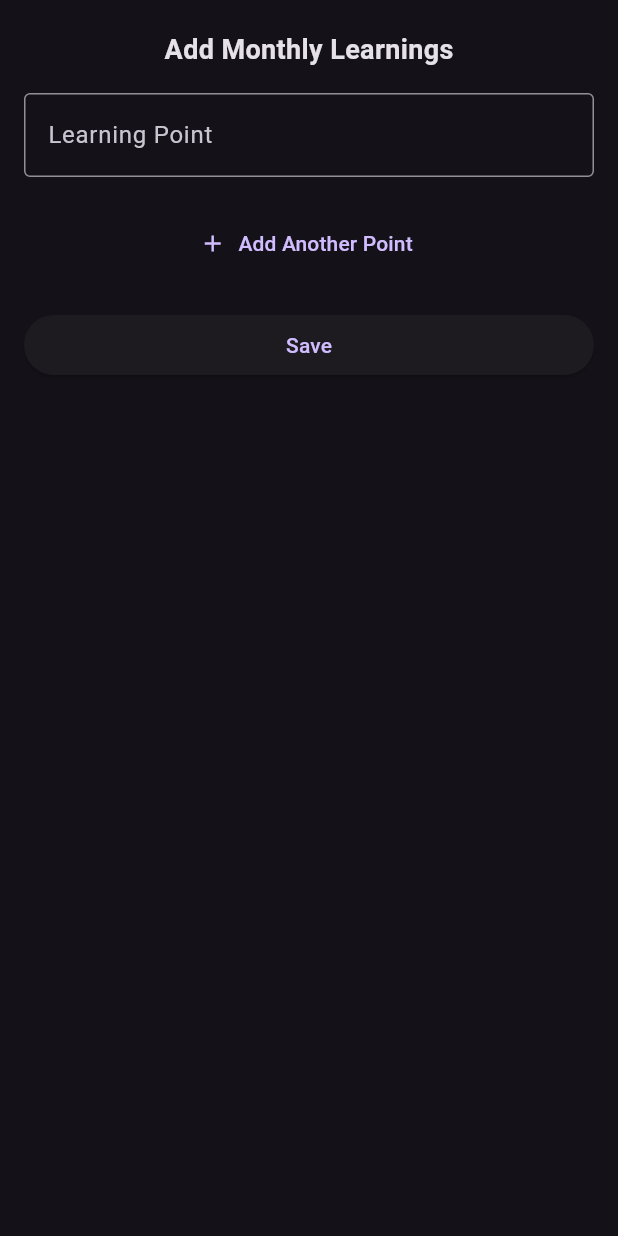
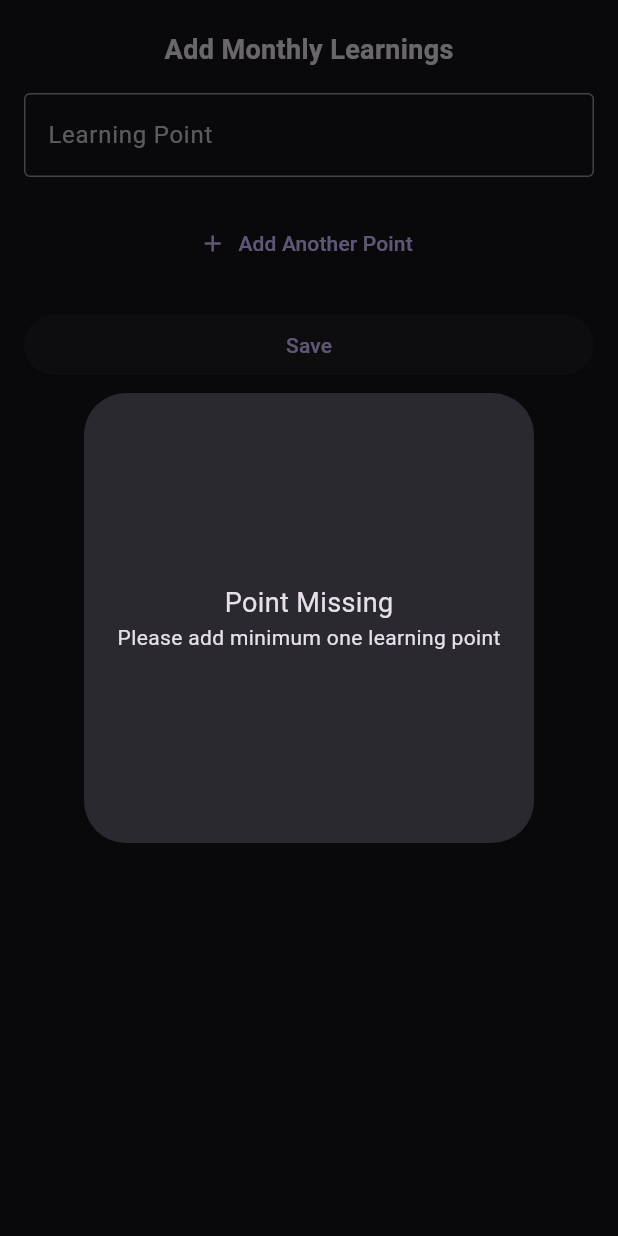
Before and after one commit to sk123411/journal-trader-app, a Flutter app: the AddMonthlyLearningSheet widget shown alone on an empty page, opened directly, after a tap on "Save", on a phone screen of 412 x 824 dp. Run offline on Flutter 3.47's test engine with Material 3 defaults, Android fonts, the phone set to English and light mode, and no system bars; our stand-ins replace fl_chart, hive, hive_flutter, image_picker; accounts and stored records are empty.

Commit message:
added validation in entry,strategy and monthly point addition feature

```diff
--- /dev/null
+++ b/lib/helper_methods/helper_methods.dart
@@ -0,0 +1,27 @@
+import 'package:flutter/material.dart';
+
+class HelperMethods {
+  static void showMyDialog(
+    String title,
+    String description,
+    BuildContext context,
+  ) {
+    showDialog(
+      context: context,
+      builder: (_) => Dialog(
+        child: Container(
+          width: 300,
+          height: 300,
+          child: Column(
+            crossAxisAlignment: CrossAxisAlignment.center,
+            mainAxisAlignment: MainAxisAlignment.center,
+            children: [
+              Text(title, style: TextStyle(fontSize: 18)),
+              Text(description),
+            ],
+          ),
+        ),
+      ),
+    );
+  }
+}
--- a/lib/screens/dashboard_screen.dart
+++ b/lib/screens/dashboard_screen.dart
@@ -241,10 +241,7 @@ class _DashboardScreenState extends State<DashboardScreen> {
                       final monthData = learnings[index];
                       final month = monthData["month"];
                       final points = List<String>.from(monthData["learnings"]);
-                      //be better prepare with analysis on option chart before market open
-                      // analysis on support, resistance , breakout , trendlines and so on
-                      print(month);
-                      print(points);
+
 
                       return Card(
                         margin: const EdgeInsets.only(bottom: 16),
--- a/lib/widgets/add_monthly_learning_widget.dart
+++ b/lib/widgets/add_monthly_learning_widget.dart
@@ -1,5 +1,6 @@
 import 'package:flutter/material.dart';
 import 'package:flutter_journal/database/hive_service.dart';
+import 'package:flutter_journal/helper_methods/helper_methods.dart';
 import 'package:intl/intl.dart';
 
 class AddMonthlyLearningSheet extends StatefulWidget {
@@ -33,7 +34,15 @@ class _AddMonthlyLearningSheetState
         .where((text) => text.isNotEmpty)
         .toList();
 
-    if (learnings.isEmpty) return;
+ if (learnings.isEmpty) {
+      HelperMethods.showMyDialog(
+        "Point Missing",
+        "Please add minimum one learning point",
+        context,
+      );
+
+      return;
+ }
 
     await HiveService.addMonthlyLearning(
       getCurrentMonth(),
```
Also changed, not shown: lib/screens/add_entry_screen.dart (+65 -19 lines), lib/widgets/add_strategy_widget.dart (+45 -27 lines).
